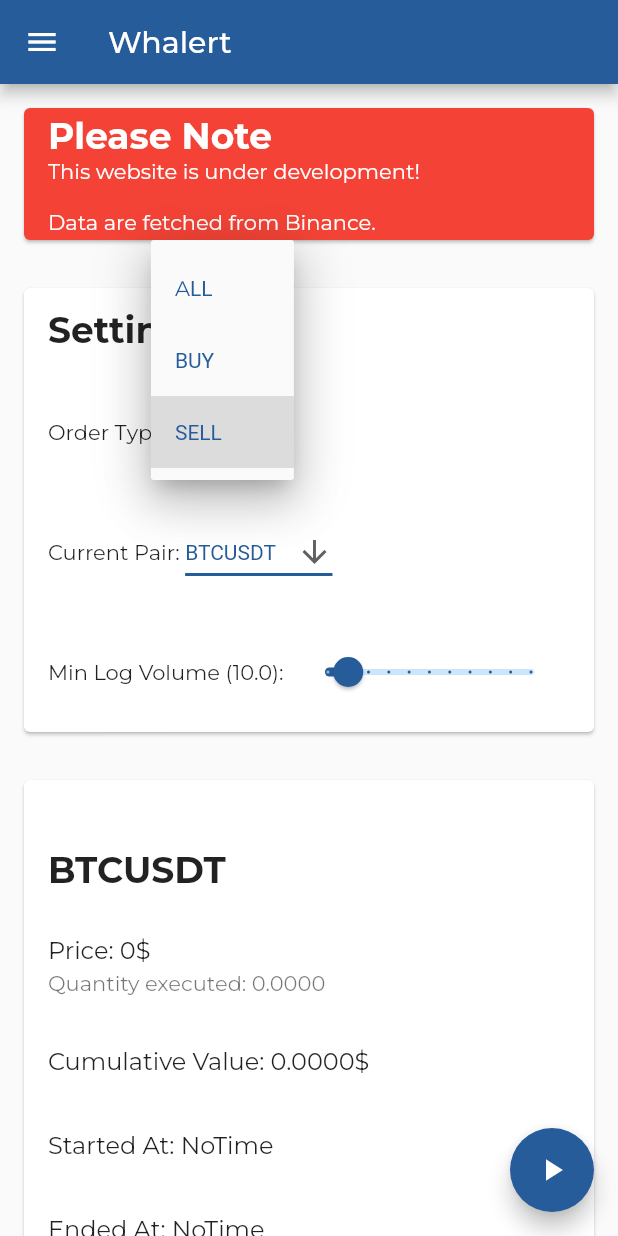
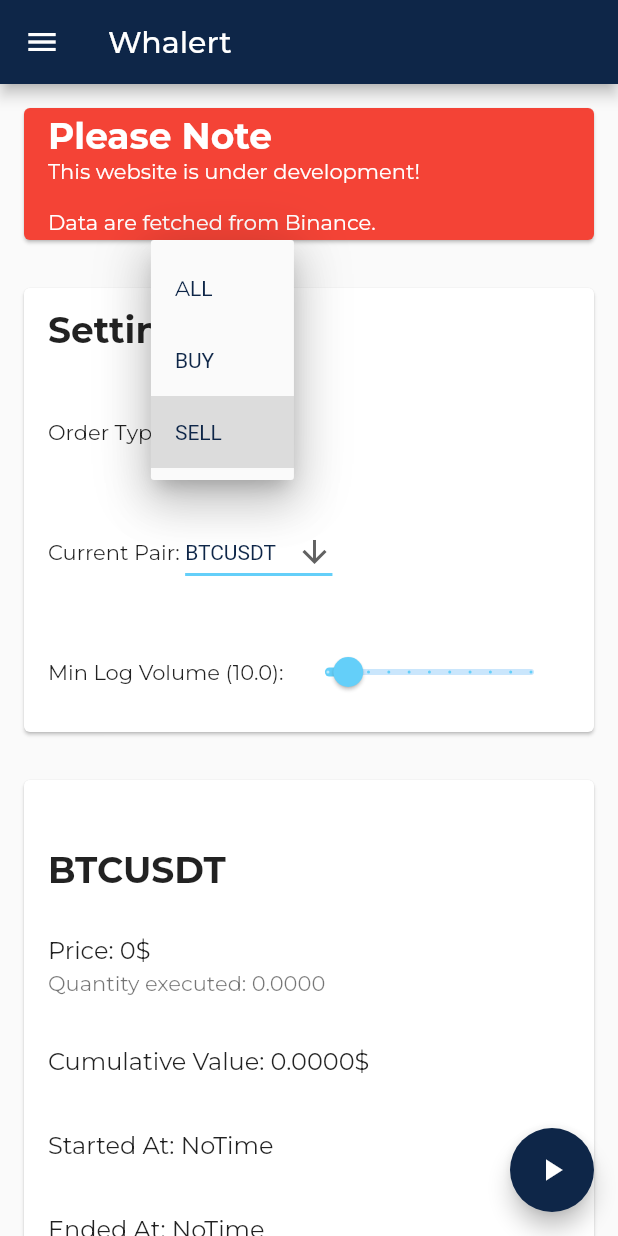
Before and after one commit to michelelacorte/whalert, a Flutter app: the screen it shows after launch, after a tap on "SELL", on a phone screen of 412 x 824 dp. Run offline on Flutter 3.47's test engine with Material 2 defaults, Android fonts, the phone set to English and light mode, and no system bars; our stand-ins replace audioplayers, csv, google_fonts, yaml; missing offline and left inert: clipboard, universal_html.

```diff
--- a/lib/main.dart
+++ b/lib/main.dart
@@ -29,9 +29,9 @@ class MyApp extends StatelessWidget {
       theme: ThemeData(
         fontFamily: GoogleFonts.montserrat().fontFamily,
         textTheme: GoogleFonts.montserratTextTheme(Theme.of(context).textTheme),
-        primaryColor: Color.fromARGB(255, 37, 92, 153),
-        primaryColorDark: Color.fromARGB(255, 37, 92, 153),
-        accentColor: Color.fromARGB(255, 37, 92, 153),
+        primaryColor: Color.fromARGB(255, 14, 38, 72),
+        primaryColorDark: Color.fromARGB(255, 14, 38, 72),
+        accentColor: Color.fromARGB(255, 100, 207, 249),
       ),
       home: TradeHomePage(title: 'Whalert'),
     );
--- a/lib/widgets/custom_drawer.dart
+++ b/lib/widgets/custom_drawer.dart
@@ -18,6 +18,15 @@ class CustomDrawer extends StatelessWidget {
       child: Container(
         child: Column(
           children: <Widget>[
+            DrawerHeader(
+              padding: EdgeInsets.zero,
+              decoration: BoxDecoration(
+                image: DecorationImage(
+                  image: AssetImage('/graphics/drawer_header.jpg'),
+                    fit: BoxFit.cover
+                ),
+              ),
+            ),
             Expanded(
               child: Column(children: <Widget>[
                 ListTile(
--- a/pubspec.yaml
+++ b/pubspec.yaml
@@ -47,6 +47,7 @@ dev_dependencies:
 flutter:
   assets:
     - assets/graphics/
+    - assets/graphics/drawer_header.jpg
     - pubspec.yaml
     - assets/beep.mp3
   # The following line ensures that the Material Icons font is
```
Also changed, not shown: assets/graphics/drawer_header.jpg (added), 4 other files.
